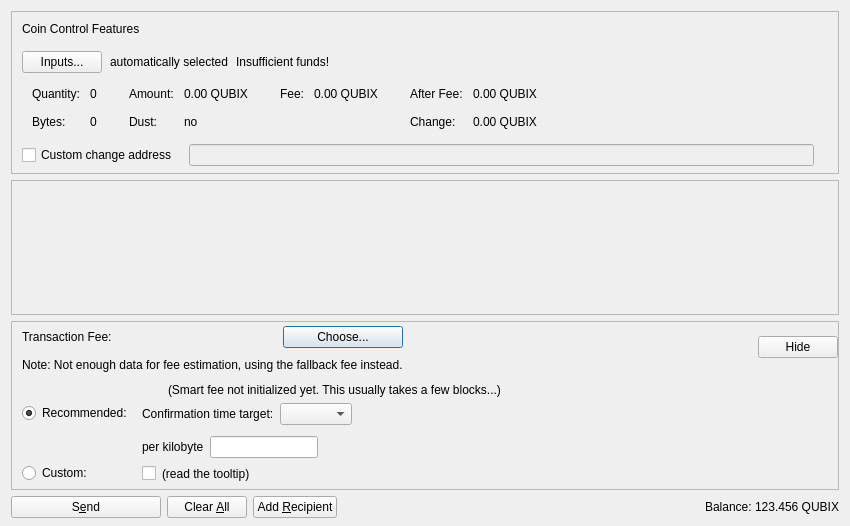
Qt form src/qt/forms/sendcoinsdialog.ui (soosho/qubix) before a commit.
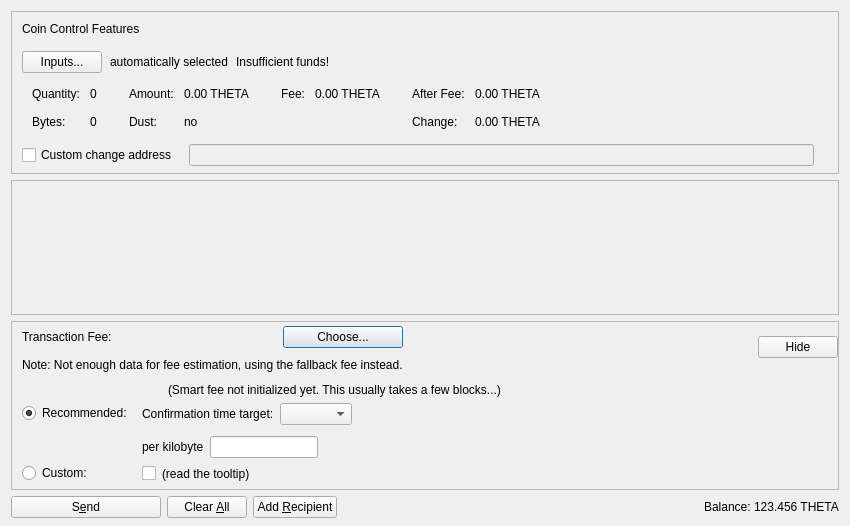
The same form after that commit. Custom widgets are drawn as their Qt base class.

The edit to the form file:
```diff
--- a/src/qt/forms/sendcoinsdialog.ui
+++ b/src/qt/forms/sendcoinsdialog.ui
@@ -288,7 +288,7 @@
                   <enum>Qt::ActionsContextMenu</enum>
                  </property>
                  <property name="text">
-                  <string notr="true">0.00 QUBIX</string>
+                  <string notr="true">0.00 THETA</string>
                  </property>
                  <property name="textInteractionFlags">
                   <set>Qt::LinksAccessibleByMouse|Qt::TextSelectableByKeyboard|Qt::TextSelectableByMouse</set>
@@ -356,7 +356,7 @@
                   <enum>Qt::ActionsContextMenu</enum>
                  </property>
                  <property name="text">
-                  <string notr="true">0.00 QUBIX</string>
+                  <string notr="true">0.00 THETA</string>
                  </property>
                  <property name="textInteractionFlags">
                   <set>Qt::LinksAccessibleByMouse|Qt::TextSelectableByKeyboard|Qt::TextSelectableByMouse</set>
@@ -401,7 +401,7 @@
                   <enum>Qt::ActionsContextMenu</enum>
                  </property>
                  <property name="text">
-                  <string notr="true">0.00 QUBIX</string>
+                  <string notr="true">0.00 THETA</string>
                  </property>
                  <property name="textInteractionFlags">
                   <set>Qt::LinksAccessibleByMouse|Qt::TextSelectableByKeyboard|Qt::TextSelectableByMouse</set>
@@ -424,7 +424,7 @@
                   <enum>Qt::ActionsContextMenu</enum>
                  </property>
                  <property name="text">
-                  <string notr="true">0.00 QUBIX</string>
+                  <string notr="true">0.00 THETA</string>
                  </property>
                  <property name="textInteractionFlags">
                   <set>Qt::LinksAccessibleByMouse|Qt::TextSelectableByKeyboard|Qt::TextSelectableByMouse</set>
@@ -1156,7 +1156,7 @@
           <cursorShape>IBeamCursor</cursorShape>
          </property>
          <property name="text">
-          <string notr="true">123.456 QUBIX</string>
+          <string notr="true">123.456 THETA</string>
          </property>
          <property name="textInteractionFlags">
           <set>Qt::LinksAccessibleByMouse|Qt::TextSelectableByKeyboard|Qt::TextSelectableByMouse</set>
```
Left out of the diff: 6 changed lines with no effect on the pictures.
